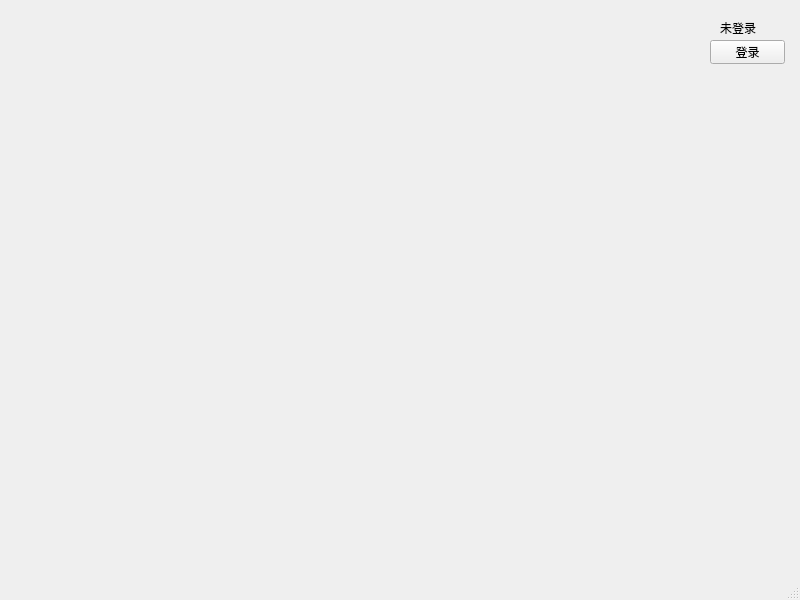
wzx05913/-, file src/view/mainwindow.ui: the form before one commit.
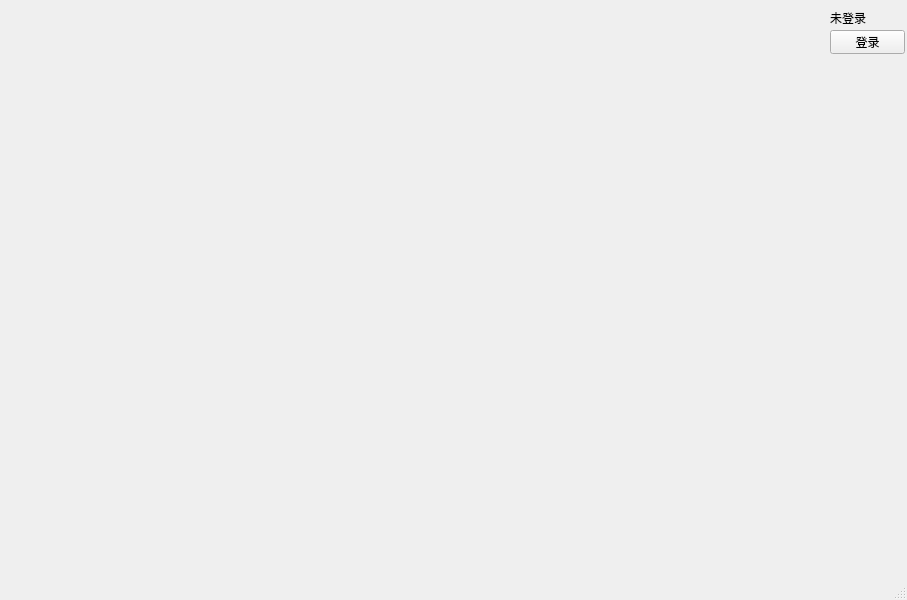
The form after the commit.

```diff
--- a/src/view/mainwindow.ui
+++ b/src/view/mainwindow.ui
@@ -6,7 +6,7 @@
    <rect>
     <x>0</x>
     <y>0</y>
-    <width>800</width>
+    <width>907</width>
     <height>600</height>
    </rect>
   </property>
@@ -17,8 +17,8 @@
    <widget class="QPushButton" name="btnLogin">
     <property name="geometry">
      <rect>
-      <x>710</x>
-      <y>40</y>
+      <x>830</x>
+      <y>30</y>
       <width>75</width>
       <height>24</height>
      </rect>
@@ -30,8 +30,8 @@
    <widget class="QLabel" name="labelUser">
     <property name="geometry">
      <rect>
-      <x>720</x>
-      <y>20</y>
+      <x>830</x>
+      <y>10</y>
       <width>54</width>
       <height>16</height>
      </rect>
```
Left out of the diff: 4 changed lines with no effect on the pictures.
